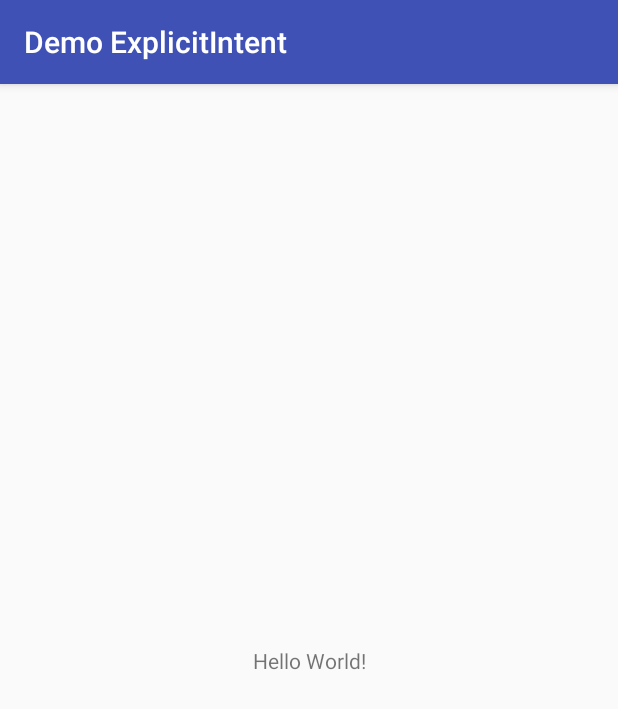
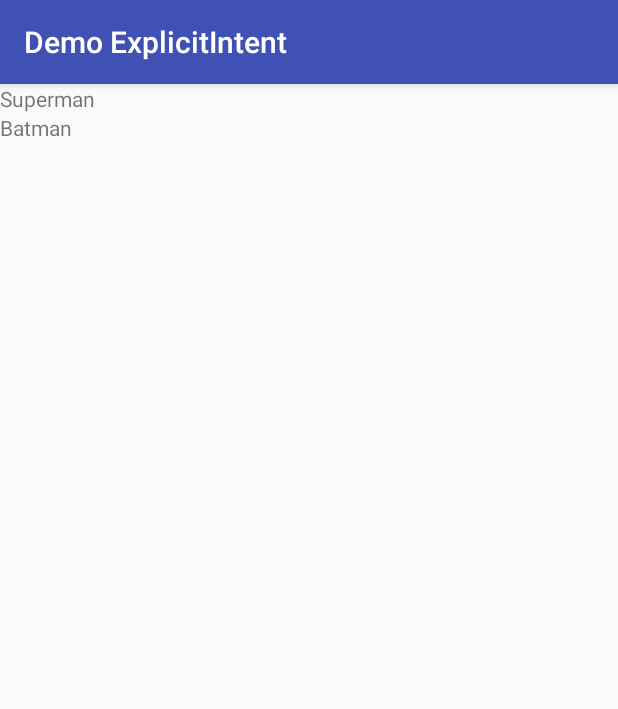
Before and after one commit to 16023054/DemoExplicitIntent, an Android app: the screen it shows after launch (MainActivity), on a phone screen of 412 x 824 dp. Shown: the top 709 px of the screen. Run offline under Robolectric (Android 15) with nearby library versions, the phone set to English and light mode, and no system bars.

```diff
--- a/app/src/main/AndroidManifest.xml
+++ b/app/src/main/AndroidManifest.xml
@@ -16,6 +16,7 @@
                 <category android:name="android.intent.category.LAUNCHER" />
             </intent-filter>
         </activity>
+        <activity android:name=".HeroStatsActivity"></activity>
     </application>
 
 </manifest>
--- a/app/src/main/java/sg/edu/rp/c346/demoexplicitintent/MainActivity.java
+++ b/app/src/main/java/sg/edu/rp/c346/demoexplicitintent/MainActivity.java
@@ -1,13 +1,75 @@
 package sg.edu.rp.c346.demoexplicitintent;
 
+import android.content.Intent;
+import android.os.Bundle;
 import android.support.v7.app.AppCompatActivity;
-import android.os.Bundle;
+import android.view.View;
+import android.widget.TextView;
+import android.widget.Toast;
 
 public class MainActivity extends AppCompatActivity {
+    TextView tvSuperman, tvBatman;
+    int requestCodeForSupermanStats = 1;
+    int requestCodeForBatmanStats = 2;
 
     @Override
     protected void onCreate(Bundle savedInstanceState) {
         super.onCreate(savedInstanceState);
         setContentView(R.layout.activity_main);
+        tvSuperman = (TextView) findViewById(R.id.textViewSuperman);
+        tvBatman = (TextView) findViewById(R.id.textViewBatman);
+
+        // Set listener to handle the clicking of Superman TextView
+        tvSuperman.setOnClickListener(new View.OnClickListener(){
+            @Override
+            public void onClick(View arg0) {
+                // Create Hero object of strength 100 & technical 60
+                Hero superman = new Hero("Superman", 100, 60);
+                Intent i = new Intent(MainActivity.this,
+                        HeroStatsActivity.class);
+                // Put hero object in intent
+                i.putExtra("hero", superman);
+                startActivityForResult(i,requestCodeForSupermanStats);
+            }});
+
+        // Set listener to handle the clicking of Batman TextView
+        tvBatman.setOnClickListener(new View.OnClickListener(){
+            @Override
+            public void onClick(View arg0) {
+                // Create Hero object of strength 60 & technical 90
+                Hero batman = new Hero("Batman", 60, 90);
+                Intent i = new Intent(MainActivity.this,
+                        HeroStatsActivity.class);
+                // Put hero object in intent
+                i.putExtra("hero", batman);
+                // Start the activity
+                startActivityForResult(i, requestCodeForBatmanStats);            }});
     }
+    @Override
+    protected void onActivityResult(int requestCode, int 				resultCode, Intent data) {
+        super.onActivityResult(requestCode, resultCode, data);
+
+        // Only handle when 2nd activity closed normally
+        //  and data contains something
+        if(resultCode == RESULT_OK){
+            if (data != null) {
+                // Get data passed back from 2nd activity
+                String like = data.getStringExtra("like");
+                String statement = "";
+                // If it is activity started by clicking 				//  Superman, create corresponding String
+                if(requestCode == requestCodeForSupermanStats){
+                    statement = "You " + like + " Superman";
+                }
+                // If 2nd activity started by clicking
+                //  Batman, create a corresponding String
+                if(requestCode == requestCodeForBatmanStats){
+                    statement = "You " + like + " Batman";
+                }
+
+                Toast.makeText(MainActivity.this, statement,
+                        Toast.LENGTH_LONG).show();
+            }
+        }
+    }
+
 }
--- a/app/src/main/res/layout/activity_main.xml
+++ b/app/src/main/res/layout/activity_main.xml
@@ -1,18 +1,21 @@
 <?xml version="1.0" encoding="utf-8"?>
-<android.support.constraint.ConstraintLayout xmlns:android="http://schemas.android.com/apk/res/android"
+<LinearLayout xmlns:android="http://schemas.android.com/apk/res/android"
     xmlns:app="http://schemas.android.com/apk/res-auto"
     xmlns:tools="http://schemas.android.com/tools"
     android:layout_width="match_parent"
     android:layout_height="match_parent"
+    android:orientation="vertical"
     tools:context="sg.edu.rp.c346.demoexplicitintent.MainActivity">
 
     <TextView
-        android:layout_width="wrap_content"
+        android:id="@+id/textViewSuperman"
+        android:layout_width="match_parent"
         android:layout_height="wrap_content"
-        android:text="Hello World!"
-        app:layout_constraintBottom_toBottomOf="parent"
-        app:layout_constraintLeft_toLeftOf="parent"
-        app:layout_constraintRight_toRightOf="parent"
-        app:layout_constraintTop_toTopOf="parent" />
+        android:text="Superman" />
 
-</android.support.constraint.ConstraintLayout>
+    <TextView
+        android:id="@+id/textViewBatman"
+        android:layout_width="match_parent"
+        android:layout_height="wrap_content"
+        android:text="Batman" />
+</LinearLayout>
--- a/build.gradle
+++ b/build.gradle
@@ -7,7 +7,7 @@ buildscript {
         jcenter()
     }
     dependencies {
-        classpath 'com.android.tools.build:gradle:3.0.1'
+        classpath 'com.android.tools.build:gradle:3.1.2'
 
 
         // NOTE: Do not place your application dependencies here; they belong
```
Also changed, not shown: app/src/main/java/sg/edu/rp/c346/demoexplicitintent/Hero.java (added, +25 -0 lines), app/src/main/java/sg/edu/rp/c346/demoexplicitintent/HeroStatsActivity.java (added, +67 -0 lines), app/src/main/res/layout/activity_hero_stats.xml (added, +48 -0 lines), gradle/wrapper/gradle-wrapper.properties.
